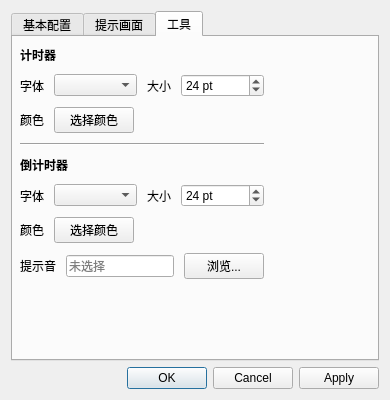
Old version of the form SettingsDialog.ui in the repository lsyeei/look-away-pro.
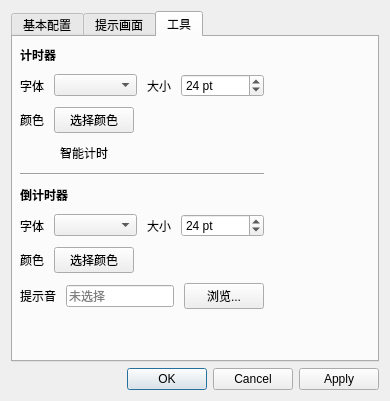
New version of the form. Icons and pictures are not drawn.

Commit message: 1.屏保启动信号通过定时器定时查询； 2.计时器与倒计时工具自动置顶，只要有绘制信号，自动恢复到任务栏上方； 3.添加计时器智能计时功能，屏保或锁屏后自动停止计时； 4.倒计时工具添加计时结束动作：闪烁、锁屏、结束进程；

```diff
--- a/SettingsDialog.ui
+++ b/SettingsDialog.ui
@@ -6,8 +6,8 @@
    <rect>
     <x>0</x>
     <y>0</y>
-    <width>325</width>
-    <height>345</height>
+    <width>454</width>
+    <height>424</height>
    </rect>
   </property>
   <property name="sizePolicy">
@@ -924,6 +924,60 @@
          </item>
         </layout>
        </item>
+       <item>
+        <layout class="QHBoxLayout" name="smartTimerLayout">
+         <item>
+          <widget class="QCheckBox" name="smartTimer">
+           <property name="toolTip">
+            <string>开启后，锁屏或屏保运行时自动暂停计时，解锁后自动继续</string>
+           </property>
+           <property name="styleSheet">
+            <string notr="true">QCheckBox {
+    spacing: 8px;
+}
+
+QCheckBox::indicator {
+    width: 32px;
+    height: 16px;
+    border: none;
+}
+
+QCheckBox::indicator:unchecked {
+    image: url(:/icons/switch_off.svg);
+}
+
+QCheckBox::indicator:checked {
+    image: url(:/icons/switch_on.svg);
+}
+
+QCheckBox::indicator:unchecked:hover {
+    image: url(:/icons/switch_off_hover.svg);
+}
+
+QCheckBox::indicator:checked:hover {
+    image: url(:/icons/switch_on_hover.svg);
+}</string>
+           </property>
+           <property name="text">
+            <string>智能计时</string>
+           </property>
+          </widget>
+         </item>
+         <item>
+          <spacer name="smartTimerSpacer">
+           <property name="orientation">
+            <enum>Qt::Orientation::Horizontal</enum>
+           </property>
+           <property name="sizeHint" stdset="0">
+            <size>
+             <width>40</width>
+             <height>20</height>
+            </size>
+           </property>
+          </spacer>
+         </item>
+        </layout>
+       </item>
        <item>
         <widget class="Line" name="line">
          <property name="orientation">
```
The commit also changes 13 other files.
